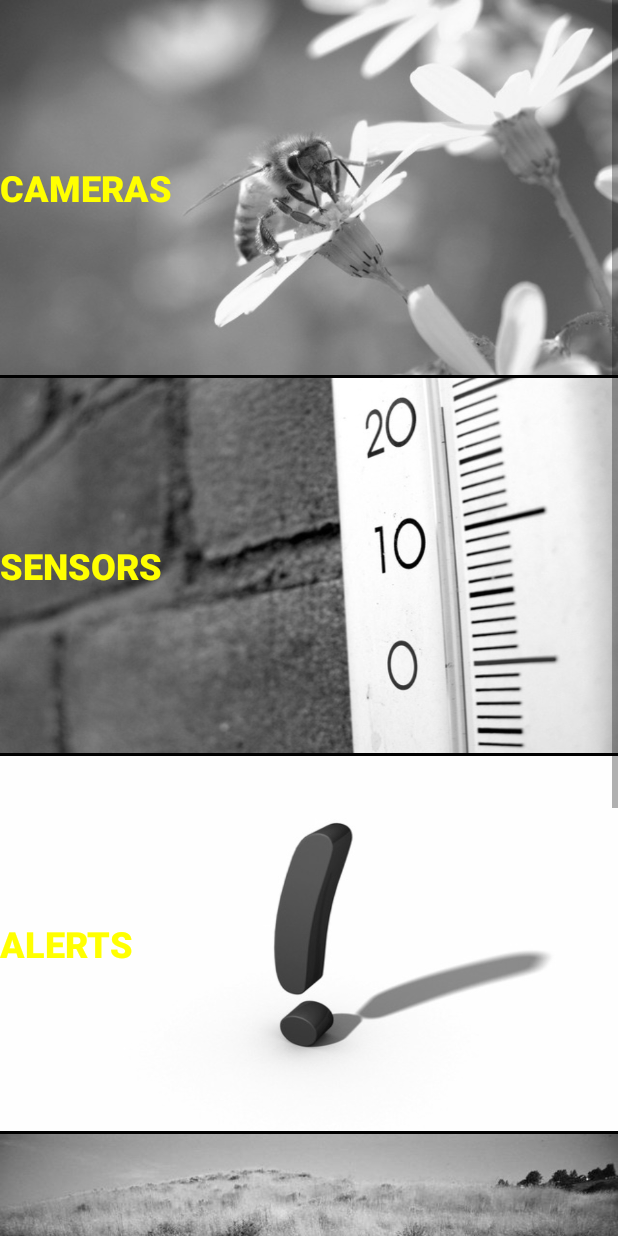
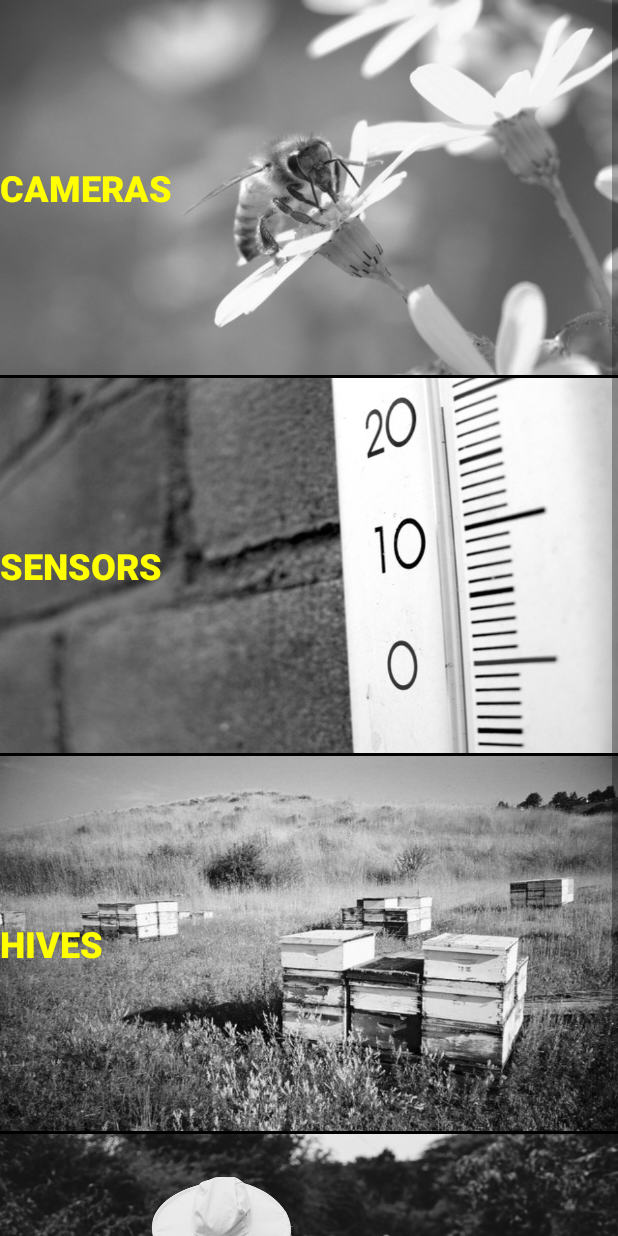
Before and after one commit to Daineish/Capstone-2019-YycBeeswax, an Android app: the WelcomeScreen screen opened directly, with no data from a screen before it, on a phone screen of 412 x 824 dp. Run offline under Robolectric (Android 15) with nearby library versions, the phone set to English and light mode, and no system bars.

Commit message:
Updated welcome screen

```diff
--- a/MobileApp/YYCbeeswaxCapstone/app/src/main/res/layout/activity_welcome.xml
+++ b/MobileApp/YYCbeeswaxCapstone/app/src/main/res/layout/activity_welcome.xml
@@ -59,25 +59,25 @@
                 android:layout_marginTop="0dp"
                 android:background="#000000" />
 
-            <Button
-                android:id="@+id/alertsButton"
-                android:layout_width="match_parent"
-                android:layout_height="250dp"
-                android:background="@drawable/alert_grayscale"
-                android:onClick="alertsClicked"
-                android:text="Alerts"
-                android:textAlignment="viewStart"
-                android:textColor="@color/yellow"
-                android:textSize="24sp"
-                android:textStyle="bold" />
+            <!--<Button-->
+                <!--android:id="@+id/alertsButton"-->
+                <!--android:layout_width="match_parent"-->
+                <!--android:layout_height="250dp"-->
+                <!--android:background="@drawable/alert_grayscale"-->
+                <!--android:onClick="alertsClicked"-->
+                <!--android:text="Alerts"-->
+                <!--android:textAlignment="viewStart"-->
+                <!--android:textColor="@color/yellow"-->
+                <!--android:textSize="24sp"-->
+                <!--android:textStyle="bold" />-->
 
-            <View
-                android:id="@+id/view2"
-                android:layout_width="match_parent"
-                android:layout_height="2dp"
-                android:layout_gravity="center"
-                android:layout_marginTop="0dp"
-                android:background="#000000" />
+            <!--<View-->
+                <!--android:id="@+id/view2"-->
+                <!--android:layout_width="match_parent"-->
+                <!--android:layout_height="2dp"-->
+                <!--android:layout_gravity="center"-->
+                <!--android:layout_marginTop="0dp"-->
+                <!--android:background="#000000" />-->
 
             <Button
                 android:id="@+id/hivesButton"
@@ -103,7 +103,7 @@
                 android:id="@+id/stakeholdersButton"
                 android:layout_width="match_parent"
                 android:layout_height="250dp"
-                android:background="@drawable/beekeepers_grayscale"
+                android:background="@drawable/beekeeper_grayscale"
                 android:onClick="stClicked"
                 android:text="Stakeholders"
                 android:textAlignment="viewStart"
```
Also changed, not shown: MobileApp/YYCbeeswaxCapstone/app/src/main/res/layout/activity_alertbounds.xml (+5 -5 lines), MobileApp/YYCbeeswaxCapstone/app/src/main/res/drawable/beekeeper_color.jpg (added), MobileApp/YYCbeeswaxCapstone/app/src/main/res/drawable/beekeeper_grayscale.jpg (added).
